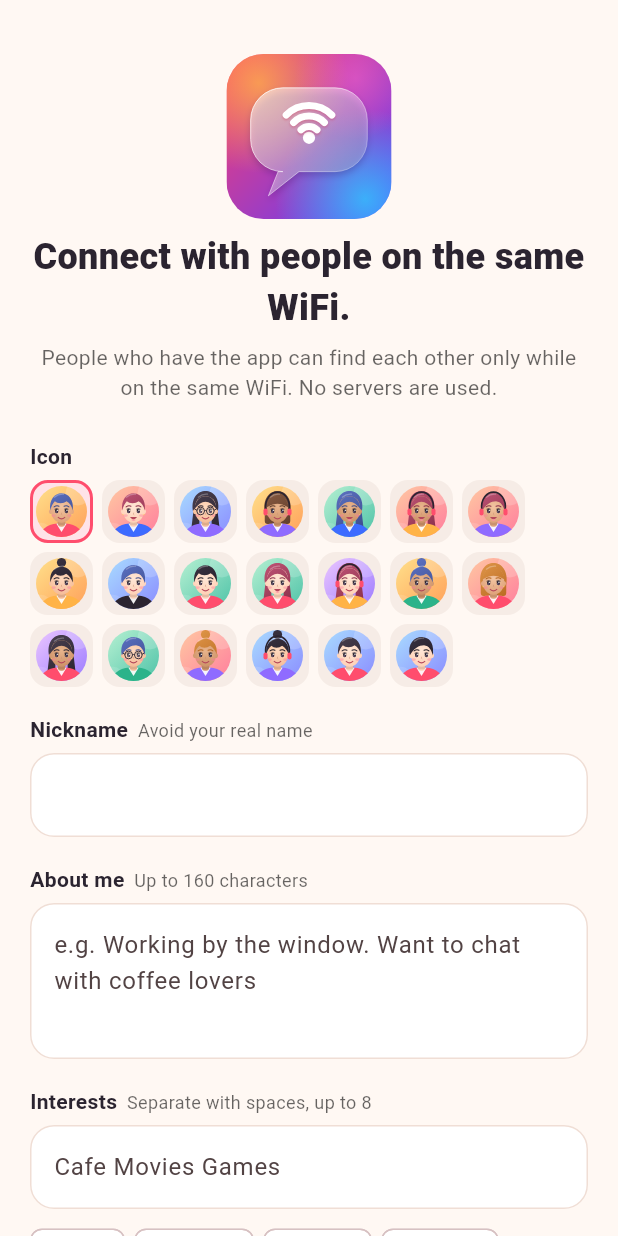
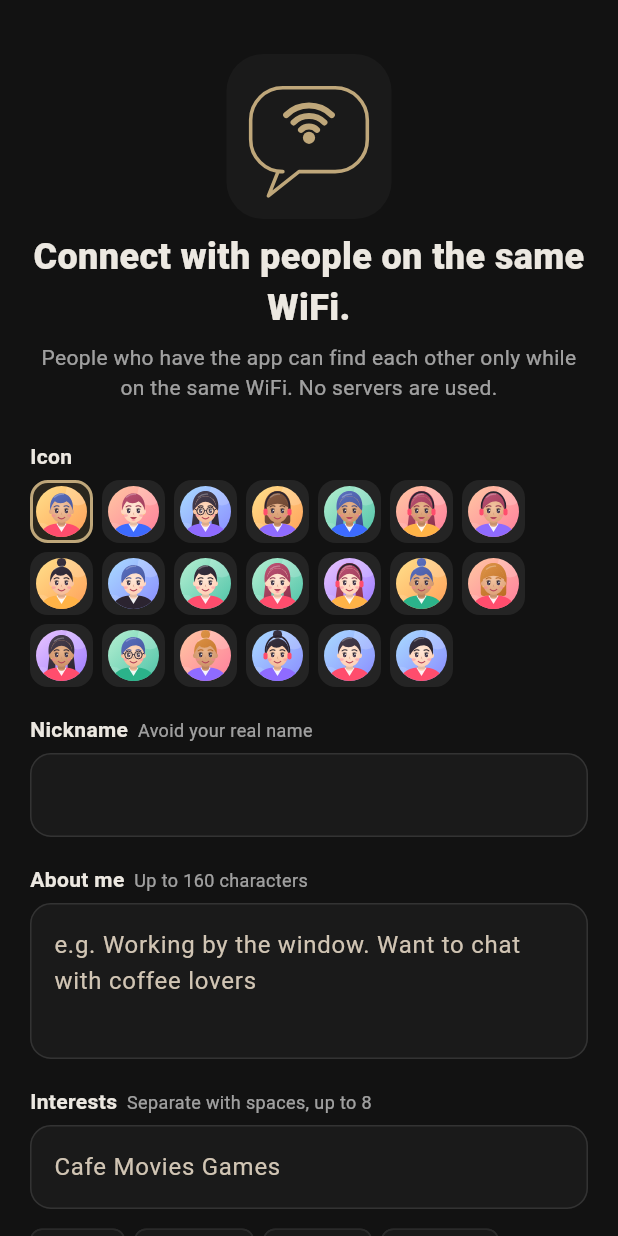
Before and after one commit to harukazu1995/wifi-match, a Flutter app: the screen it shows after launch, after a tap on "Skip", on a phone screen of 412 x 824 dp. Run offline on Flutter 3.47's test engine with Material 3 defaults, Android fonts, the phone set to English and light mode, and no system bars; our stand-ins replace google_mobile_ads, image_picker, in_app_purchase, shared_preferences; accounts and stored records are empty; project files that could hold a hidden picture were left out.

Commit message:
Update main.dart

```diff
--- a/lib/main.dart
+++ b/lib/main.dart
@@ -30,12 +30,15 @@ final homeTab = ValueNotifier<int>(0);
 const kPrivacyUrl = 'https://github.com/harukazu1995/wifi-match/blob/main/PRIVACY.md';
 const kContactUrl = 'https://github.com/harukazu1995/wifi-match/issues';
 
-const _coral = Color(0xFFFF4D6D);
-const _orange = Color(0xFFFF8A4C);
-const _ink = Color(0xFF2B2430);
-const _bg = Color(0xFFFFF8F3);
-const _sharedColor = Color(0xFFFFE9A8);
-const _brandGradient = LinearGradient(colors: [_coral, _orange], begin: Alignment.topLeft, end: Alignment.bottomRight);
+const _coral = Color(0xFFBFA77A); // シャンパン色（アクセント）
+const _orange = Color(0xFFD8C7A4);
+const _ink = Color(0xFFECE8E1);
+const _bg = Color(0xFF121212);
+const _card = Color(0xFF1A1A1A);
+const _line = Color(0xFF2A2A2A);
+const _onAccent = Color(0xFF151515);
+const _sharedColor = Color(0xFF2A261D);
+const _brandGradient = LinearGradient(colors: [Color(0xFF8F7A52), Color(0xFF6F5D3E)], begin: Alignment.topLeft, end: Alignment.bottomRight);
 
 Future<void> main() async {
   WidgetsFlutterBinding.ensureInitialized();
@@ -51,26 +54,34 @@ Future<void> main() async {
 class WifiMatchApp extends StatelessWidget {
   const WifiMatchApp({super.key});
 
-  // 明るい配色に固定（端末のダークモードに引きずられて暗くならないようにする）
+  // 落ち着いた暗い配色に固定（炭のような黒 + くすんだシャンパン色）
   ThemeData _theme() {
-    final scheme = ColorScheme.fromSeed(seedColor: _coral, brightness: Brightness.light, primary: _coral).copyWith(
-      surface: Colors.white,
+    final scheme = ColorScheme.fromSeed(seedColor: _coral, brightness: Brightness.dark, primary: _coral).copyWith(
+      surface: _card,
       onSurface: _ink,
-      primaryContainer: const Color(0xFFFFE3E8),
-      onPrimaryContainer: const Color(0xFF7A1F33),
-      surfaceContainerHighest: const Color(0xFFF6ECE6),
+      primary: _coral,
+      onPrimary: _onAccent,
+      primaryContainer: const Color(0xFF2A261D),
+      onPrimaryContainer: _orange,
+      secondaryContainer: const Color(0xFF2A261D),
+      onSecondaryContainer: _orange,
+      surfaceContainerHighest: const Color(0xFF242424),
+      surfaceContainerHigh: const Color(0xFF202020),
+      surfaceContainer: const Color(0xFF1C1C1C),
+      outline: const Color(0xFF5A5242),
+      outlineVariant: _line,
     );
     return ThemeData(
       useMaterial3: true,
+      brightness: Brightness.dark,
       colorScheme: scheme,
       scaffoldBackgroundColor: _bg,
       cardTheme: CardThemeData(
-        color: Colors.white,
-        elevation: 3,
-        shadowColor: const Color(0x22FF4D6D),
+        color: _card,
+        elevation: 0,
         surfaceTintColor: Colors.transparent,
         margin: const EdgeInsets.only(bottom: 14),
-        shape: RoundedRectangleBorder(borderRadius: BorderRadius.circular(24)),
+        shape: RoundedRectangleBorder(borderRadius: BorderRadius.circular(16), side: const BorderSide(color: _line)),
       ),
       appBarTheme: const AppBarTheme(
         backgroundColor: _bg,
@@ -80,40 +91,57 @@ class WifiMatchApp extends StatelessWidget {
       ),
       filledButtonTheme: FilledButtonThemeData(
         style: FilledButton.styleFrom(
+          backgroundColor: _coral,
+          foregroundColor: _onAccent,
           shape: const StadiumBorder(),
           padding: const EdgeInsets.symmetric(horizontal: 20, vertical: 12),
         ),
       ),
-      outlinedButtonTheme: OutlinedButtonThemeData(style: OutlinedButton.styleFrom(shape: const StadiumBorder())),
+      outlinedButtonTheme: OutlinedButtonThemeData(
+        style: OutlinedButton.styleFrom(
+          shape: const StadiumBorder(),
+          foregroundColor: _orange,
+          side: const BorderSide(color: Color(0xFF5A5242)),
+        ),
+      ),
       navigationBarTheme: NavigationBarThemeData(
-        backgroundColor: Colors.white,
+        backgroundColor: _bg,
         surfaceTintColor: Colors.transparent,
-        elevation: 12,
-        shadowColor: const Color(0x33FF4D6D),
-        indicatorColor: const Color(0xFFFFE3E8),
+        elevation: 0,
+        indicatorColor: const Color(0xFF2A261D),
         labelTextStyle: WidgetStateProperty.resolveWith(
-          (s) => TextStyle(fontSize: 12, fontWeight: s.contains(WidgetState.selected) ? FontWeight.w800 : FontWeight.w500),
+          (s) => TextStyle(
+            fontSize: 12,
+            fontWeight: s.contains(WidgetState.selected) ? FontWeight.w600 : FontWeight.w400,
+            color: s.contains(WidgetState.selected) ? _orange : const Color(0xFF9A958B),
+          ),
+        ),
+        iconTheme: WidgetStateProperty.resolveWith(
+          (s) => IconThemeData(color: s.contains(WidgetState.selected) ? _orange : const Color(0xFF9A958B)),
         ),
       ),
       inputDecorationTheme: InputDecorationTheme(
         filled: true,
-        fillColor: Colors.white,
-        border: OutlineInputBorder(borderRadius: BorderRadius.circular(16), borderSide: const BorderSide(color: Color(0xFFF0DED5))),
-        enabledBorder: OutlineInputBorder(borderRadius: BorderRadius.circular(16), borderSide: const BorderSide(color: Color(0xFFF0DED5))),
-        focusedBorder: OutlineInputBorder(borderRadius: BorderRadius.circular(16), borderSide: const BorderSide(color: _coral, width: 2)),
+        fillColor: _card,
+        border: OutlineInputBorder(borderRadius: BorderRadius.circular(14), borderSide: const BorderSide(color: Color(0xFF333333))),
+        enabledBorder: OutlineInputBorder(borderRadius: BorderRadius.circular(14), borderSide: const BorderSide(color: Color(0xFF333333))),
+        focusedBorder: OutlineInputBorder(borderRadius: BorderRadius.circular(14), borderSide: const BorderSide(color: _coral, width: 1.5)),
       ),
       snackBarTheme: SnackBarThemeData(
         backgroundColor: _ink,
-        contentTextStyle: const TextStyle(color: Colors.white),
-        shape: RoundedRectangleBorder(borderRadius: BorderRadius.circular(16)),
+        contentTextStyle: const TextStyle(color: _onAccent),
+        shape: RoundedRectangleBorder(borderRadius: BorderRadius.circular(14)),
       ),
       dialogTheme: DialogThemeData(
-        backgroundColor: Colors.white,
+        backgroundColor: _card,
         surfaceTintColor: Colors.transparent,
-        shape: RoundedRectangleBorder(borderRadius: BorderRadius.circular(28)),
-      ),
-    );
-  }
+        shape: RoundedRectangleBorder(borderRadius: BorderRadius.circular(20), side: const BorderSide(color: _line)),
+      ),
+      bottomSheetTheme: const BottomSheetThemeData(backgroundColor: _card, surfaceTintColor: Colors.transparent),
+    );
+  }
+  /// 画面の見た目の確認用（テストから使う）
+  ThemeData get themeForTest => _theme();
 
   @override
   Widget build(BuildContext context) {
@@ -129,7 +157,7 @@ class WifiMatchApp extends StatelessWidget {
       navigatorKey: navKey,
       scaffoldMessengerKey: messengerKey,
       theme: _theme(),
-      themeMode: ThemeMode.light,
+      themeMode: ThemeMode.dark,
       home: const _AppGate(),
     );
   }
@@ -174,96 +202,37 @@ class _LogoPainter extends CustomPainter {
   void paint(Canvas canvas, Size size) {
     canvas.scale(size.width / 1024);
     const full = Rect.fromLTWH(0, 0, 1024, 1024);
-    canvas.save();
-    canvas.clipRRect(RRect.fromRectAndRadius(full, const Radius.circular(230)));
-    canvas.drawRect(
-      full,
-      Paint()
-        ..shader = const LinearGradient(
-          colors: [Color(0xFFFF3D6B), Color(0xFF5B3DFF)],
-          begin: Alignment.topLeft,
-          end: Alignment.bottomRight,
-        ).createShader(full),
-    );
-    void glow(Offset c, double r, Color col) {
-      canvas.drawRect(
-        full,
-        Paint()
-          ..shader = RadialGradient(colors: [col, col.withValues(alpha: 0)])
-              .createShader(Rect.fromCircle(center: c, radius: r)),
-      );
-    }
-
-    glow(const Offset(200, 180), 560, const Color(0xC8FFB347));
-    glow(const Offset(860, 900), 560, const Color(0xBE29D6FF));
-    glow(const Offset(800, 150), 380, const Color(0x78FF6AD5));
-    canvas.restore();
-
+    canvas.drawRRect(RRect.fromRectAndRadius(full, const Radius.circular(230)), Paint()..color = _card);
     final bubble = _bubble();
-    canvas.drawPath(
-      bubble.shift(const Offset(0, 24)),
-      Paint()
-        ..color = const Color(0x402A0F5E)
-        ..maskFilter = MaskFilter.blur(BlurStyle.normal, 22),
-    );
-    const bb = Rect.fromLTWH(150, 210, 724, 670);
-    canvas.drawPath(
-      bubble,
-      Paint()
-        ..shader = const LinearGradient(
-          colors: [Color(0x96FFFFFF), Color(0x32FFFFFF)],
-          begin: Alignment.topLeft,
-          end: Alignment.bottomRight,
-        ).createShader(bb),
-    );
     canvas.drawPath(
       bubble,
       Paint()
         ..style = PaintingStyle.stroke
-        ..strokeWidth = 6
+        ..strokeWidth = 22
         ..strokeJoin = StrokeJoin.round
-        ..shader = const LinearGradient(
-          colors: [Color(0xE6FFFFFF), Color(0x28FFFFFF)],
-          begin: Alignment.topLeft,
-          end: Alignment.bottomRight,
-        ).createShader(bb),
-    );
-
+        ..color = _coral,
+    );
     const center = Offset(512, 520);
     const radii = [70.0, 135.0, 200.0];
     final dot = Curves.easeOutBack.transform(((progress - 0.1) / 0.3).clamp(0.0, 1.0));
-    canvas.drawCircle(center, 38 * dot, Paint()..color = Colors.white);
+    canvas.drawCircle(center, 38 * dot, Paint()..color = _coral);
     for (var i = 0; i < 3; i++) {
-      // 内側から順に、ふわっと現れる
+      // 内側から順に、静かに現れる
       final a = ((progress - 0.3 - i * 0.14) / 0.22).clamp(0.0, 1.0);
       if (a <= 0) continue;
-      final rect = Rect.fromCircle(center: center, radius: radii[i]);
       canvas.drawArc(
-        rect.shift(const Offset(0, 10)),
+        Rect.fromCircle(center: center, radius: radii[i]),
         -math.pi * 3 / 4,
         math.pi / 2,
         false,
         Paint()
           ..style = PaintingStyle.stroke
           ..strokeCap = StrokeCap.round
-          ..strokeWidth = 44
-          ..color = const Color(0x55D02A4E).withValues(alpha: 0.33 * a)
-          ..maskFilter = MaskFilter.blur(BlurStyle.normal, 8),
-      );
-      canvas.drawArc(
-        rect,
-        -math.pi * 3 / 4,
-        math.pi / 2,
-        false,
-        Paint()
-          ..style = PaintingStyle.stroke
-          ..strokeCap = StrokeCap.round
-          ..strokeWidth = 44
-          ..color = Colors.white.withValues(alpha: a),
+          ..strokeWidth = 38
+          ..color = _coral.withValues(alpha: a),
       );
     }
   }
-
   @override
   bool shouldRepaint(_LogoPainter old) => old.progress != progress;
 }
@@ -298,7 +267,7 @@ class _SplashScreenState extends State<SplashScreen> with SingleTickerProviderSt
     return Scaffold(
       body: Container(
         decoration: const BoxDecoration(
-          gradient: LinearGradient(colors: [Color(0xFFFFF8F3), Color(0xFFFFE3E8)], begin: Alignment.topCenter, end: Alignment.bottomCenter),
+          color: _bg,
         ),
         child: Center(
           child: AnimatedBuilder(
@@ -316,8 +285,8 @@ class _SplashScreenState extends State<SplashScreen> with SingleTickerProviderSt
                     offset: Offset(0, 14 * (1 - text)),
                     child: const Text.rich(TextSpan(children: [
                       TextSpan(text: 'Meet', style: TextStyle(color: _ink)),
-                      TextSpan(text: 'ory', style: TextStyle(color: _coral)),
-                    ]), style: TextStyle(fontSize: 34, fontWeight: FontWeight.w900, letterSpacing: 0.5)),
+                      TextSpan(text: 'ory', style: TextStyle(color: _orange)),
+                    ]), style: TextStyle(fontSize: 34, fontWeight: FontWeight.w500, letterSpacing: 5)),
                   ),
                 ),
                 const SizedBox(height: 8),
@@ -499,7 +468,7 @@ class _IntroScreenState extends State<IntroScreen> {
                 margin: const EdgeInsets.all(4),
                 width: k == _i ? 22 : 8,
                 height: 8,
-                decoration: BoxDecoration(color: k == _i ? _coral : const Color(0xFFE6D8D0), borderRadius: BorderRadius.circular(99)),
+                decoration: BoxDecoration(color: k == _i ? _coral : const Color(0xFF2A2A2A), borderRadius: BorderRadius.circular(99)),
               ),
           ]),
           Padding(
@@ -693,7 +662,7 @@ class _AdBannerState extends State<AdBanner> {
     final ad = _ad;
     if (!_loaded || ad == null) return const SizedBox.shrink();
     return Container(
-      color: Colors.white,
+      color: _bg,
       alignment: Alignment.center,
       width: double.infinity,
       height: AdSize.banner.height.toDouble(),
@@ -712,7 +681,6 @@ class Avatar extends StatelessWidget {
 
   @override
   Widget build(BuildContext context) {
-    final cs = Theme.of(context).colorScheme;
     return SizedBox(
       width: size,
       height: size,
@@ -1010,7 +978,7 @@ class _HomeScreenState extends State<HomeScreen> with WidgetsBindingObserver {
         content: Column(mainAxisSize: MainAxisSize.min, children: [
           Text('${mesh.me?.emoji ?? ''}${p.emoji}', style: const TextStyle(fontSize: 56)),
           const SizedBox(height: 8),
-          const Text('マッチしました！', style: TextStyle(fontSize: 24, fontWeight: FontWeight.w800, color: _coral)),
+          const Text('マッチしました！', style: TextStyle(fontSize: 24, fontWeight: FontWeight.w600, color: _orange)),
           const SizedBox(height: 6),
           Text('${p.name} さんとお互いにいいねしました', textAlign: TextAlign.center),
         ]),
@@ -1054,7 +1022,7 @@ class _HomeScreenState extends State<HomeScreen> with WidgetsBindingObserver {
                 margin: const EdgeInsets.only(right: 16),
                 padding: const EdgeInsets.symmetric(horizontal: 12, vertical: 6),
                 decoration: BoxDecoration(
-                  color: mesh.running ? const Color(0xFFE3F8EE) : const Color(0xFFEFEFEF),
+                  color: mesh.running ? const Color(0xFF17201A) : const Color(0xFF222222),
                   borderRadius: BorderRadius.circular(99),
                 ),
                 child: Row(mainAxisSize: MainAxisSize.min, children: [
@@ -1062,7 +1030,7 @@ class _HomeScreenState extends State<HomeScreen> with WidgetsBindingObserver {
                   const SizedBox(width: 6),
                   Text(
                     mesh.running ? '近くに $online人' : '停止中',
-                    style: TextStyle(fontSize: 13, fontWeight: FontWeight.w700, color: mesh.running ? const Color(0xFF127A52) : Colors.black54),
+                    style: TextStyle(fontSize: 13, fontWeight: FontWeight.w700, color: mesh.running ? const Color(0xFF8FB89B) : Colors.white54),
                   ),
                 ]),
               ),
@@ -1208,7 +1176,7 @@ class PersonCard extends StatelessWidget {
               Wrap(spacing: 8, crossAxisAlignment: WrapCrossAlignment.center, children: [
                 Text(p.name, style: const TextStyle(fontSize: 17, fontWeight: FontWeight.w700)),
                 if (match) Pill('マッチ', color: cs.primaryContainer, bold: true),
-                if (shared.isNotEmpty) Pill('共通 ${shared.length}', color: _sharedColor, bold: true, textColor: Colors.black87),
+                if (shared.isNotEmpty) Pill('共通 ${shared.length}', color: _sharedColor, bold: true, textColor: _orange),
               ]),
               const SizedBox(height: 4),
               Text(p.bio.isEmpty ? '（ひとことなし）' : p.bio,
@@ -1218,7 +1186,7 @@ class PersonCard extends StatelessWidget {
                 Wrap(spacing: 6, runSpacing: 6, children: [
                   for (final t in p.tags)
                     shared.contains(t)
-                        ? Pill('#$t', color: _sharedColor, bold: true, textColor: Colors.black87)
+                        ? Pill('#$t', color: _sharedColor, bold: true, textColor: _orange)
                         : Pill('#$t'),
                 ]),
               ],
@@ -1503,7 +1471,7 @@ class _PhotoTileState extends State<PhotoTile> {
           width: 190,
           height: 110,
           alignment: Alignment.center,
-          color: const Color(0xFFF1E9E4),
+          color: const Color(0xFF242424),
           child: const Text('📷 写真が届きました\nタップで表示', textAlign: TextAlign.center),
         ),
       );
@@ -1699,7 +1667,7 @@ class PromoCard extends StatelessWidget {
               const SizedBox(height: 10),
               FilledButton(
                 onPressed: () => homeTab.value = 3,
-                style: FilledButton.styleFrom(backgroundColor: Colors.white, foregroundColor: _coral),
+                style: FilledButton.styleFrom(backgroundColor: _orange, foregroundColor: _onAccent),
                 child: const Text('くわしく見る'),
               ),
             ]),
@@ -1866,7 +1834,7 @@ class PaywallCard extends StatelessWidget {
             decoration: BoxDecoration(
               gradient: _brandGradient,
               borderRadius: BorderRadius.circular(26),
-              boxShadow: const [BoxShadow(color: Color(0x40FF4D6D), blurRadius: 24, offset: Offset(0, 10))],
+              boxShadow: const [],
             ),
             child: Column(crossAxisAlignment: CrossAxisAlignment.start, children: [
               const Row(children: [
@@ -1905,8 +1873,8 @@ class PaywallCard extends StatelessWidget {
                 child: FilledButton(
                   onPressed: billing.selectedProduct == null || billing.busy ? null : billing.buy,
                   style: FilledButton.styleFrom(
-                    backgroundColor: Colors.white,
-                    foregroundColor: _coral,
+                    backgroundColor: _orange,
+                    foregroundColor: _onAccent,
                     disabledBackgroundColor: const Color(0x66FFFFFF),
                     padding: const EdgeInsets.symmetric(vertical: 16),
                   ),
@@ -1988,7 +1956,6 @@ class ProximityTab extends StatelessWidget {
               ]),
             ),
             const SizedBox(height: 14),
-
             if (!prox.supported) const _Notice('この端末は、Bluetooth LE に対応していません'),
             Card(
               child: SwitchListTile(
```
